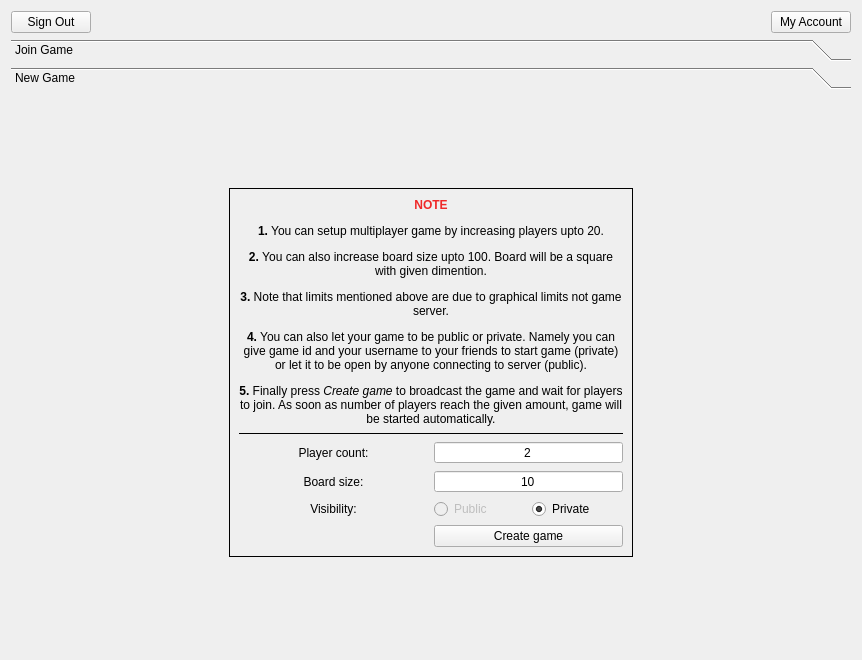
This is sos/gui/menu_screen_ui.ui in tornado80/sos-game-client as Qt 5 draws it before an edit. The edited form follows.
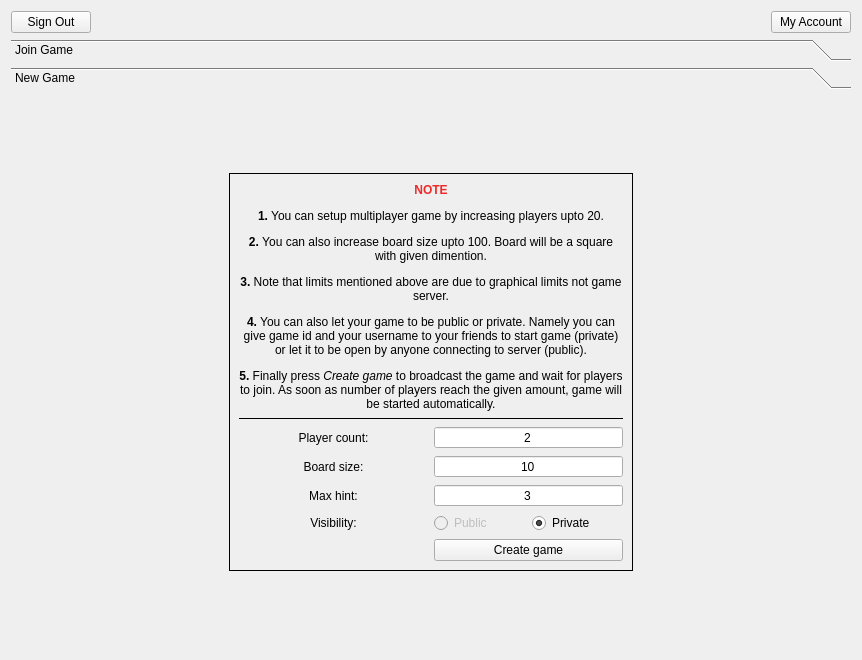
This is the edited form. The open tabs and pages were chosen to show the change.

Commit message: - Winner and related stuff done - Added hints

```diff
--- a/sos/gui/menu_screen_ui.ui
+++ b/sos/gui/menu_screen_ui.ui
@@ -207,8 +207,8 @@
        <rect>
         <x>0</x>
         <y>0</y>
-        <width>294</width>
-        <height>665</height>
+        <width>844</width>
+        <height>547</height>
        </rect>
       </property>
       <attribute name="label">
@@ -279,7 +279,7 @@
             </property>
            </widget>
           </item>
-          <item row="4" column="1">
+          <item row="5" column="1">
            <layout class="QHBoxLayout" name="horizontalLayout_2">
             <item>
              <widget class="QRadioButton" name="publicRadioButton">
@@ -303,14 +303,14 @@
             </item>
            </layout>
           </item>
-          <item row="5" column="1">
+          <item row="6" column="1">
            <widget class="QPushButton" name="createGameButton">
             <property name="text">
              <string>Create game</string>
             </property>
            </widget>
           </item>
-          <item row="4" column="0">
+          <item row="5" column="0">
            <widget class="QLabel" name="label_3">
             <property name="text">
              <string>Visibility:</string>
@@ -343,6 +343,32 @@
             </property>
            </widget>
           </item>
+          <item row="4" column="0">
+           <widget class="QLabel" name="label_7">
+            <property name="text">
+             <string>Max hint:</string>
+            </property>
+            <property name="alignment">
+             <set>Qt::AlignCenter</set>
+            </property>
+           </widget>
+          </item>
+          <item row="4" column="1">
+           <widget class="QSpinBox" name="maxHintSpinBox">
+            <property name="alignment">
+             <set>Qt::AlignCenter</set>
+            </property>
+            <property name="buttonSymbols">
+             <enum>QAbstractSpinBox::NoButtons</enum>
+            </property>
+            <property name="maximum">
+             <number>10</number>
+            </property>
+            <property name="value">
+             <number>3</number>
+            </property>
+           </widget>
+          </item>
          </layout>
         </widget>
        </item>
```
The commit also changes 5 other files.
